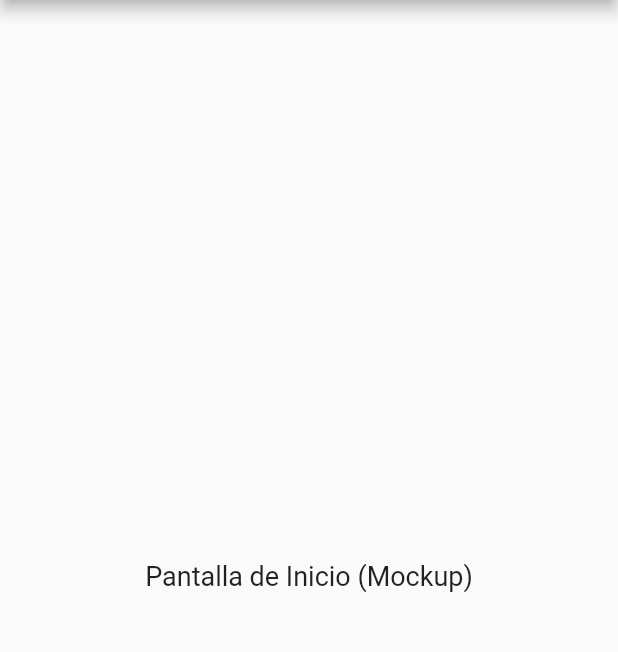
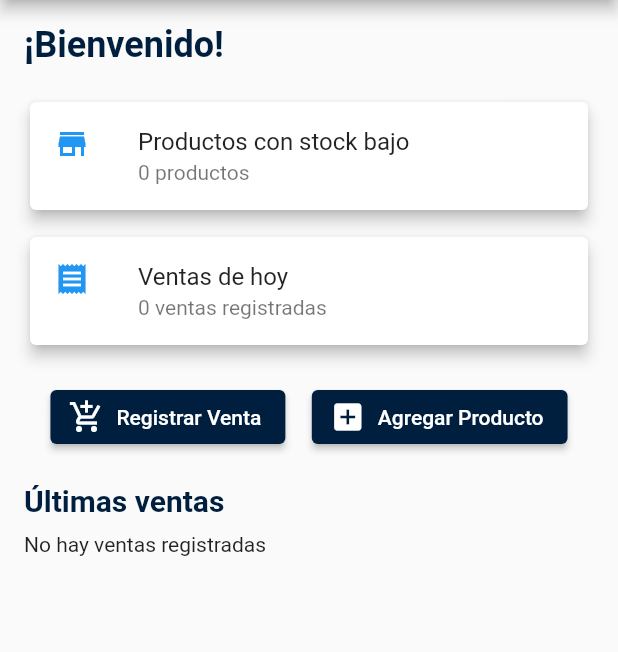
Before and after one commit to Bryan12sd/distribuplus, a Flutter app: the HomeScreen screen opened directly, on a phone screen of 412 x 824 dp, the part 84-736 px from its top. Run offline on Flutter 3.47's test engine with Material 2 defaults, Android fonts, the phone set to English and light mode, and no system bars; our stand-ins replace flutter_map, latlong2, shared_preferences, sqflite; accounts and stored records are empty.

Commit message:
feat: add details for home

```diff
--- a/lib/screens/home_screen.dart
+++ b/lib/screens/home_screen.dart
@@ -1,17 +1,174 @@
 import 'package:flutter/material.dart';
 import '../widgets/app_drawer.dart';
+import '../database/database_helper.dart';
+import 'sale_form_screen.dart';
+import 'product_form_screen.dart';
+import '../services/api_service.dart';
 
-class HomeScreen extends StatelessWidget {
+class HomeScreen extends StatefulWidget {
   const HomeScreen({super.key});
+
+  @override
+  State<HomeScreen> createState() => _HomeScreenState();
+}
+
+class _HomeScreenState extends State<HomeScreen> {
+  int productosBajoStock = 0;
+  int ventasHoy = 0;
+  double dolar = 0.0;
+  List<Map<String, dynamic>> ultimasVentas = [];
+
+  @override
+  void initState() {
+    super.initState();
+    cargarDatos();
+  }
+
+  Future<void> cargarDatos() async {
+    await cargarProductosBajoStock();
+    await cargarVentasHoy();
+
+    await cargarUltimasVentas();
+  }
+
+  Future<void> cargarProductosBajoStock() async {
+    final db = await DatabaseHelper.instance.database;
+    final resultado = await db
+        .rawQuery('SELECT COUNT(*) as total FROM productos WHERE cantidad < 5');
+    setState(() {
+      productosBajoStock = resultado.first['total'] as int;
+    });
+  }
+
+  Future<void> cargarVentasHoy() async {
+    final db = await DatabaseHelper.instance.database;
+    final hoy = DateTime.now();
+    final resultado = await db.rawQuery(
+      'SELECT COUNT(*) as total FROM ventas WHERE DATE(fecha) = ?',
+      [hoy.toIso8601String().substring(0, 10)],
+    );
+    setState(() {
+      ventasHoy = resultado.first['total'] as int;
+    });
+  }
+
+  Future<void> cargarUltimasVentas() async {
+    final db = await DatabaseHelper.instance.database;
+    final resultado = await db.query(
+      'ventas',
+      orderBy: 'fecha DESC',
+      limit: 5,
+    );
+    setState(() {
+      ultimasVentas = resultado;
+    });
+  }
 
   @override
   Widget build(BuildContext context) {
     return Scaffold(
       appBar: AppBar(title: const Text('Inicio')),
       drawer: const AppDrawer(),
-      body: const Center(
-        child:
-            Text('Pantalla de Inicio (Mockup)', style: TextStyle(fontSize: 18)),
+      body: Padding(
+        padding: const EdgeInsets.all(16.0),
+        child: RefreshIndicator(
+          onRefresh: cargarDatos,
+          child: ListView(
+            children: [
+              const Text(
+                '¡Bienvenido!',
+                style: TextStyle(
+                    fontSize: 24,
+                    fontWeight: FontWeight.bold,
+                    color: Color(0xFF001F3F)),
+              ),
+              const SizedBox(height: 20),
+
+              // Cards de información
+
+              Card(
+                elevation: 4,
+                child: ListTile(
+                  leading: const Icon(Icons.store, color: Colors.blue),
+                  title: const Text('Productos con stock bajo'),
+                  subtitle: Text('$productosBajoStock productos'),
+                ),
+              ),
+              const SizedBox(height: 10),
+              Card(
+                elevation: 4,
+                child: ListTile(
+                  leading: const Icon(Icons.receipt, color: Colors.blue),
+                  title: const Text('Ventas de hoy'),
+                  subtitle: Text('$ventasHoy ventas registradas'),
+                ),
+              ),
+              const SizedBox(height: 20),
+
+              // Botones rápidos
+              Row(
+                mainAxisAlignment: MainAxisAlignment.spaceEvenly,
+                children: [
+                  ElevatedButton.icon(
+                    style: ElevatedButton.styleFrom(
+                        backgroundColor: const Color(0xFF001F3F)),
+                    onPressed: () async {
+                      await Navigator.push(
+                        context,
+                        MaterialPageRoute(
+                            builder: (context) => const SaleFormScreen()),
+                      );
+                      cargarDatos(); // Actualiza después de volver
+                    },
+                    icon: const Icon(Icons.add_shopping_cart),
+                    label: const Text('Registrar Venta'),
+                  ),
+                  ElevatedButton.icon(
+                    style: ElevatedButton.styleFrom(
+                        backgroundColor: const Color(0xFF001F3F)),
+                    onPressed: () async {
+                      await Navigator.push(
+                        context,
+                        MaterialPageRoute(
+                            builder: (context) => const ProductFormScreen()),
+                      );
+                      cargarDatos(); // Actualiza después de volver
+                    },
+                    icon: const Icon(Icons.add_box),
+                    label: const Text('Agregar Producto'),
+                  ),
+                ],
+              ),
+              const SizedBox(height: 20),
+
+              // Últimas ventas
+              const Text(
+                'Últimas ventas',
+                style: TextStyle(
+                    fontSize: 20,
+                    fontWeight: FontWeight.bold,
+                    color: Color(0xFF001F3F)),
+              ),
+              const SizedBox(height: 10),
+              ultimasVentas.isEmpty
+                  ? const Text('No hay ventas registradas')
+                  : Column(
+                      children: ultimasVentas.map((venta) {
+                        return Card(
+                          elevation: 2,
+                          child: ListTile(
+                            title: Text('Producto ID: ${venta['producto_id']}'),
+                            subtitle: Text(
+                                'Cantidad: ${venta['cantidad']}, Total: \$${venta['total']}'),
+                            trailing: Text(
+                                venta['fecha'].toString().substring(0, 10)),
+                          ),
+                        );
+                      }).toList(),
+                    ),
+            ],
+          ),
+        ),
       ),
     );
   }
```
